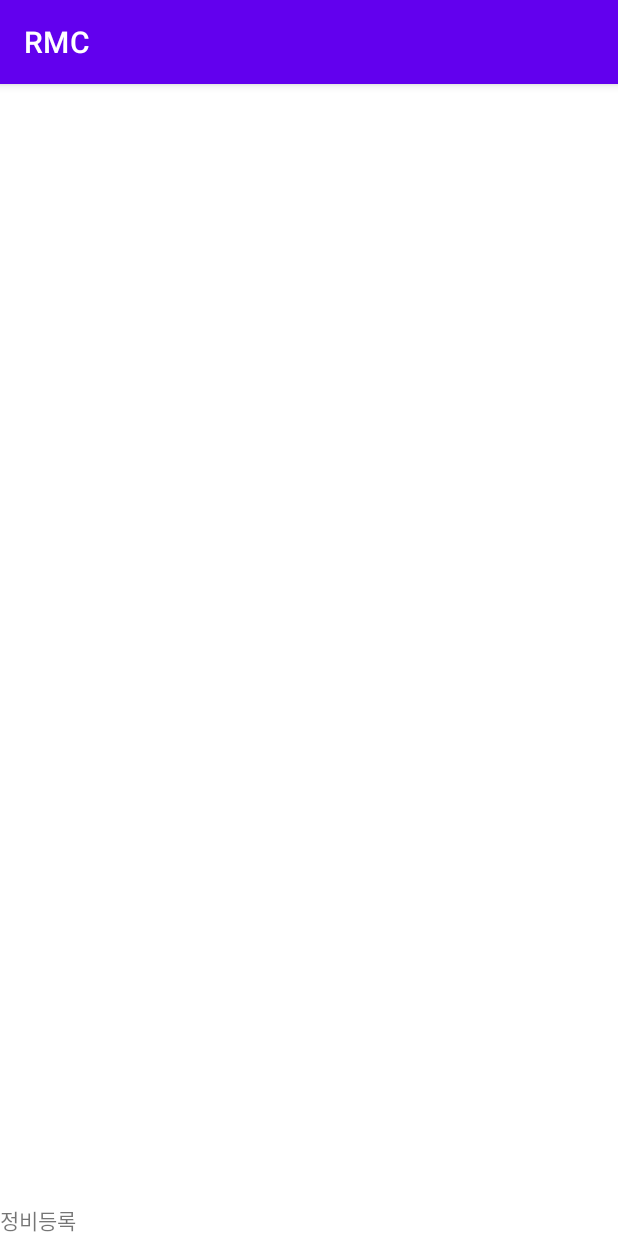
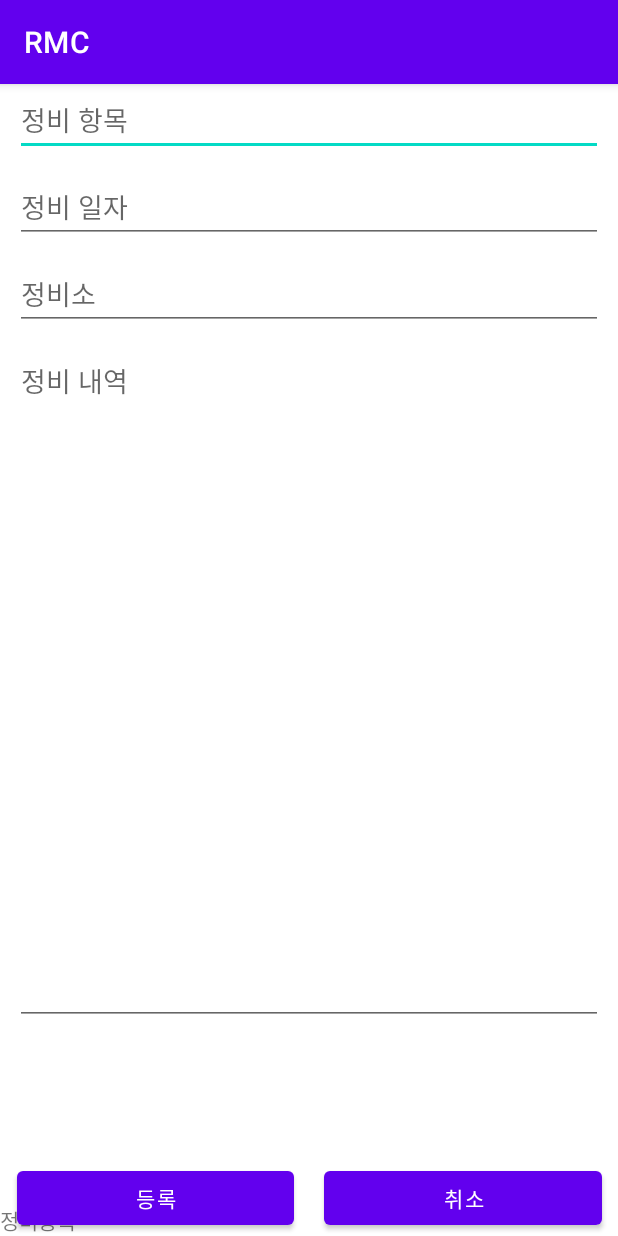
Before and after one commit to kaaang/korea_project3, an Android app: the fragment Main_maintenance_regist shown on its own in the app's theme, on a phone screen of 412 x 824 dp. Run offline under Robolectric (Android 15) with nearby library versions, the phone set to English and light mode, and no system bars.

Commit message:
Maintenance- connecting recycler view and item, Main- tone down the cardview with layers// Jinah0728

```diff
--- a/app/src/main/java/com/ridingmate/app/fragment/main/Main_main.java
+++ b/app/src/main/java/com/ridingmate/app/fragment/main/Main_main.java
@@ -4,7 +4,9 @@ import android.os.Bundle;
 import android.view.LayoutInflater;
 import android.view.View;
 import android.view.ViewGroup;
+import android.widget.ImageView;
 
+import androidx.cardview.widget.CardView;
 import androidx.fragment.app.Fragment;
 
 import com.ridingmate.app.R;
@@ -13,6 +15,8 @@ public class Main_main extends Fragment {
     @Override
     public View onCreateView( LayoutInflater inflater, ViewGroup container, Bundle savedInstanceState) {
         View view=inflater.inflate(R.layout.fragment_main_main,container,false);
+        ImageView imageView= view.findViewById(R.id.card_background);
+        imageView.setColorFilter(R.color.black);
         return view;
     }
 }
--- a/app/src/main/res/layout/fragment_main_maintenance_regist.xml
+++ b/app/src/main/res/layout/fragment_main_maintenance_regist.xml
@@ -13,4 +13,75 @@
         app:layout_constraintBottom_toBottomOf="parent"
         app:layout_constraintStart_toStartOf="parent" />
 
+    <!-- 정비 항목 -->
+    <EditText
+        android:id="@+id/regist_maintenance_list"
+        android:layout_width="match_parent"
+        android:layout_height="wrap_content"
+        android:hint="정비 항목"
+        android:layout_margin="10dp"
+        app:layout_constraintStart_toStartOf="parent"
+        tools:ignore="MissingConstraints" />
+    <!-- 정비 일자 -->
+    <EditText
+        android:id="@+id/regist_maintenance_date"
+        android:layout_width="match_parent"
+        android:layout_height="wrap_content"
+        android:hint="정비 일자"
+        android:layout_margin="10dp"
+        app:layout_constraintTop_toBottomOf="@+id/regist_maintenance_list"/>
+    <!-- 정비소 -->
+    <EditText
+        android:id="@+id/regist_maintenance_location"
+        android:layout_width="match_parent"
+        android:layout_height="wrap_content"
+        android:hint="정비소"
+        android:layout_margin="10dp"
+        app:layout_constraintTop_toBottomOf="@+id/regist_maintenance_date"/>
+    <!-- 정비 내역 -->
+    <EditText
+        android:id="@+id/regist_maintenance_detail"
+        android:inputType="textMultiLine"
+        android:lines="20"
+        android:layout_width="match_parent"
+        android:layout_height="wrap_content"
+        android:hint="정비 내역"
+        android:layout_margin="10dp"
+        android:gravity="top"
+        app:layout_constraintTop_toBottomOf="@id/regist_maintenance_location"/>
+    <!-- 버튼 -->
+    <LinearLayout
+        android:id="@+id/linearLayout"
+        android:layout_width="410dp"
+        android:layout_height="49dp"
+        android:orientation="horizontal"
+        app:layout_constraintBottom_toBottomOf="parent"
+        app:layout_constraintEnd_toEndOf="parent"
+        app:layout_constraintStart_toStartOf="parent">
+
+        <Button
+            android:id="@+id/btn_maintenance_regist"
+            android:onClick="maintenance_regist"
+            android:layout_width="wrap_content"
+            android:layout_height="wrap_content"
+            android:layout_marginStart="10dp"
+            android:layout_marginLeft="10dp"
+            android:layout_marginEnd="10dp"
+            android:layout_marginRight="10dp"
+            android:layout_weight="1"
+            android:text="등록" />
+
+        <Button
+            android:id="@+id/btn_maintenance_list"
+            android:onClick="maintenace_back"
+            android:layout_width="wrap_content"
+            android:layout_height="wrap_content"
+            android:layout_marginStart="10dp"
+            android:layout_marginLeft="10dp"
+            android:layout_marginEnd="10dp"
+            android:layout_marginRight="10dp"
+            android:layout_weight="1"
+            android:text="취소" />
+    </LinearLayout>
+
 </androidx.constraintlayout.widget.ConstraintLayout>
--- a/app/src/main/res/layout/item_main_mileage_list.xml
+++ b/app/src/main/res/layout/item_main_maintenance_list.xml
@@ -72,10 +72,11 @@
         android:id="@+id/item_maintenance_location"
         android:layout_width="wrap_content"
         android:layout_height="wrap_content"
-        android:text="존잘강신혁정비소"
+        android:text="정비소"
         android:layout_margin="10dp"
         app:layout_constraintLeft_toRightOf="@id/item_location"
         app:layout_constraintTop_toBottomOf="@+id/item_maintenance_date"
         android:textColor="#000000"
         android:textSize="20dp"/>
+
 </androidx.constraintlayout.widget.ConstraintLayout>
```
Also changed, not shown: app/src/main/res/layout/fragment_main_main.xml (+0 -9 lines), app/src/main/res/layout/fragment_main_maintenance_list.xml (+20 -11 lines).
